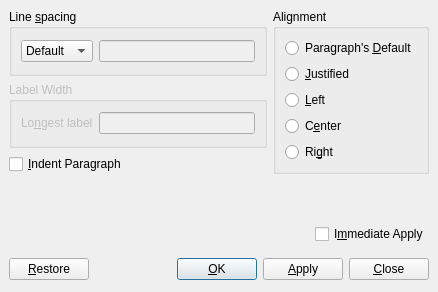
Before: the Qt Designer form src/frontends/qt4/ui/ParagraphUi.ui in cburschka/lyx, drawn with Qt 5.
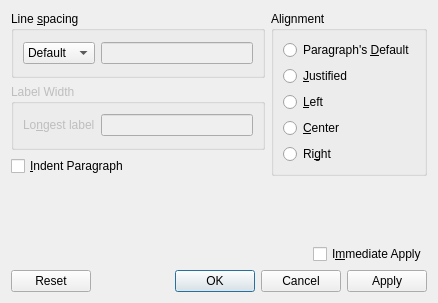
After: the same form once the commit is applied.

```diff
--- a/src/frontends/qt4/ui/ParagraphUi.ui
+++ b/src/frontends/qt4/ui/ParagraphUi.ui
@@ -7,7 +7,7 @@
     <x>0</x>
     <y>0</y>
     <width>438</width>
-    <height>292</height>
+    <height>303</height>
    </rect>
   </property>
   <property name="focusPolicy">
@@ -16,77 +16,7 @@
   <property name="windowTitle">
    <string/>
   </property>
-  <layout class="QGridLayout">
-   <property name="margin">
-    <number>9</number>
-   </property>
-   <property name="spacing">
-    <number>6</number>
-   </property>
-   <item row="4" column="0" colspan="2">
-    <spacer>
-     <property name="orientation">
-      <enum>Qt::Horizontal</enum>
-     </property>
-     <property name="sizeHint" stdset="0">
-      <size>
-       <width>281</width>
-       <height>31</height>
-      </size>
-     </property>
-    </spacer>
-   </item>
-   <item row="4" column="2">
-    <widget class="QCheckBox" name="synchronizedViewCB">
-     <property name="layoutDirection">
-      <enum>Qt::LeftToRight</enum>
-     </property>
-     <property name="text">
-      <string>I&amp;mmediate Apply</string>
-     </property>
-    </widget>
-   </item>
-   <item row="1" column="0">
-    <widget class="QGroupBox" name="labelwidthGB">
-     <property name="enabled">
-      <bool>false</bool>
-     </property>
-     <property name="title">
-      <string>Label Width</string>
-     </property>
-     <property name="flat">
-      <bool>true</bool>
-     </property>
-     <layout class="QGridLayout">
-      <property name="margin">
-       <number>9</number>
-      </property>
-      <property name="spacing">
-       <number>6</number>
-      </property>
-      <item row="0" column="0">
-       <widget class="QLabel" name="TextLabel2">
-        <property name="toolTip">
-         <string>This text defines the width of the paragraph label</string>
-        </property>
-        <property name="text">
-         <string>Lo&amp;ngest label</string>
-        </property>
-        <property name="buddy">
-         <cstring>labelWidth</cstring>
-        </property>
-       </widget>
-      </item>
-      <item row="0" column="1">
-       <widget class="QLineEdit" name="labelWidth">
-        <property name="toolTip">
-         <string>This text defines the width of the paragraph label</string>
-        </property>
-       </widget>
-      </item>
-     </layout>
-    </widget>
-   </item>
+  <layout class="QGridLayout" name="gridLayout">
    <item row="0" column="0">
     <widget class="QGroupBox" name="groupBox">
      <property name="title">
@@ -141,13 +71,6 @@
      </layout>
     </widget>
    </item>
-   <item row="2" column="0">
-    <widget class="QCheckBox" name="indentCB">
-     <property name="text">
-      <string>&amp;Indent Paragraph</string>
-     </property>
-    </widget>
-   </item>
    <item row="0" column="1" rowspan="3" colspan="2">
     <widget class="QGroupBox" name="aligmentGB">
      <property name="title">
@@ -157,7 +80,16 @@
       <bool>true</bool>
      </property>
      <layout class="QGridLayout">
-      <property name="margin">
+      <property name="leftMargin">
+       <number>9</number>
+      </property>
+      <property name="topMargin">
+       <number>9</number>
+      </property>
+      <property name="rightMargin">
+       <number>9</number>
+      </property>
+      <property name="bottomMargin">
        <number>9</number>
       </property>
       <property name="spacing">
@@ -180,7 +112,7 @@
       <item row="3" column="0">
        <widget class="QRadioButton" name="alignCenterRB">
         <property name="text">
-         <string>C&amp;enter</string>
+         <string>&amp;Center</string>
         </property>
        </widget>
       </item>
@@ -204,68 +136,62 @@
      </layout>
     </widget>
    </item>
-   <item row="5" column="0" colspan="3">
-    <layout class="QHBoxLayout">
-     <property name="spacing">
-      <number>6</number>
+   <item row="1" column="0">
+    <widget class="QGroupBox" name="labelwidthGB">
+     <property name="enabled">
+      <bool>false</bool>
      </property>
-     <property name="margin">
-      <number>0</number>
+     <property name="title">
+      <string>Label Width</string>
      </property>
-     <item>
-      <widget class="QPushButton" name="restorePB">
-       <property name="text">
-        <string>&amp;Restore</string>
-       </property>
-       <property name="autoDefault">
-        <bool>false</bool>
-       </property>
-      </widget>
-     </item>
-     <item>
-      <spacer>
-       <property name="orientation">
-        <enum>Qt::Horizontal</enum>
-       </property>
-       <property name="sizeHint" stdset="0">
-        <size>
-         <width>31</width>
-         <height>27</height>
-        </size>
-       </property>
-      </spacer>
-     </item>
-     <item>
-      <widget class="QPushButton" name="okPB">
-       <property name="text">
-        <string>&amp;OK</string>
-       </property>
-       <property name="default">
-        <bool>true</bool>
-       </property>
-      </widget>
-     </item>
-     <item>
-      <widget class="QPushButton" name="applyPB">
-       <property name="text">
-        <string>&amp;Apply</string>
-       </property>
-       <property name="autoDefault">
-        <bool>false</bool>
-       </property>
-      </widget>
-     </item>
-     <item>
-      <widget class="QPushButton" name="closePB">
-       <property name="text">
-        <string>&amp;Close</string>
-       </property>
-       <property name="autoDefault">
-        <bool>false</bool>
-       </property>
-      </widget>
-     </item>
-    </layout>
+     <property name="flat">
+      <bool>true</bool>
+     </property>
+     <layout class="QGridLayout">
+      <property name="leftMargin">
+       <number>9</number>
+      </property>
+      <property name="topMargin">
+       <number>9</number>
+      </property>
+      <property name="rightMargin">
+       <number>9</number>
+      </property>
+      <property name="bottomMargin">
+       <number>9</number>
+      </property>
+      <property name="spacing">
+       <number>6</number>
+      </property>
+      <item row="0" column="0">
+       <widget class="QLabel" name="TextLabel2">
+        <property name="toolTip">
+         <string>This text defines the width of the paragraph label</string>
+        </property>
+        <property name="text">
+         <string>Lo&amp;ngest label</string>
+        </property>
+        <property name="buddy">
+         <cstring>labelWidth</cstring>
+        </property>
+       </widget>
+      </item>
+      <item row="0" column="1">
+       <widget class="QLineEdit" name="labelWidth">
+        <property name="toolTip">
+         <string>This text defines the width of the paragraph label</string>
+        </property>
+       </widget>
+      </item>
+     </layout>
+    </widget>
+   </item>
+   <item row="2" column="0">
+    <widget class="QCheckBox" name="indentCB">
+     <property name="text">
+      <string>&amp;Indent Paragraph</string>
+     </property>
+    </widget>
    </item>
    <item row="3" column="0" colspan="3">
     <spacer>
@@ -280,6 +206,36 @@
      </property>
     </spacer>
    </item>
+   <item row="4" column="0" rowspan="2" colspan="2">
+    <spacer>
+     <property name="orientation">
+      <enum>Qt::Horizontal</enum>
+     </property>
+     <property name="sizeHint" stdset="0">
+      <size>
+       <width>281</width>
+       <height>31</height>
+      </size>
+     </property>
+    </spacer>
+   </item>
+   <item row="5" column="2">
+    <widget class="QCheckBox" name="synchronizedViewCB">
+     <property name="layoutDirection">
+      <enum>Qt::LeftToRight</enum>
+     </property>
+     <property name="text">
+      <string>I&amp;mmediate Apply</string>
+     </property>
+    </widget>
+   </item>
+   <item row="6" column="0" colspan="3">
+    <widget class="QDialogButtonBox" name="buttonBox">
+     <property name="standardButtons">
+      <set>QDialogButtonBox::Apply|QDialogButtonBox::Cancel|QDialogButtonBox::Ok|QDialogButtonBox::Reset</set>
+     </property>
+    </widget>
+   </item>
   </layout>
  </widget>
  <tabstops>
```
Left out of the diff: 15 changed lines with no effect on the pictures.
